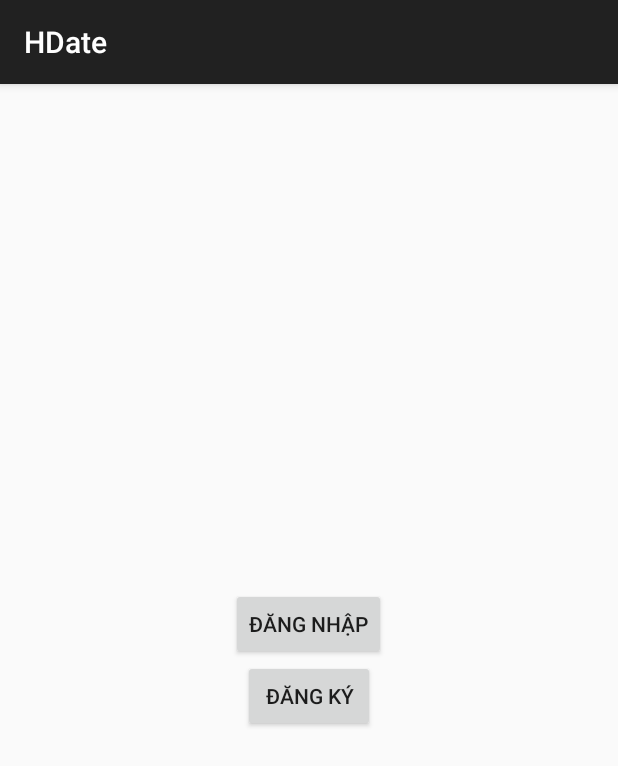
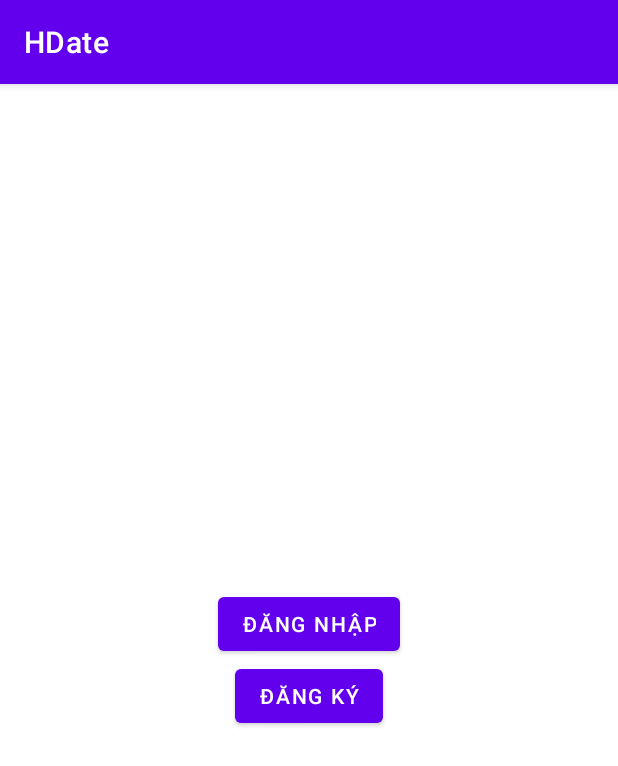
Before and after one commit to Quak3zzz/HDate, an Android app built with Jetpack Compose: the screen it shows after launch (ChoiceActivity), on a phone screen of 412 x 824 dp. Shown: the top 766 px of the screen. Run offline under Robolectric (Android 15) with nearby library versions, the phone set to English and light mode, and no system bars.

Commit message:
lai sua them nua

```diff
--- a/app/build.gradle.kts
+++ b/app/build.gradle.kts
@@ -53,6 +53,8 @@ android {
 }
 
 dependencies {
+    implementation("com.google.android.material:material:1.9.0")  // Sử dụng phiên bản mới nhất
+    implementation("androidx.core:core-splashscreen:1.0.1") // Sử dụng phiên bản mới nhất
     implementation(platform("com.google.firebase:firebase-bom:33.1.0"))
     implementation("com.google.firebase:firebase-analytics")
     implementation("com.lorentzos.swipecards:library:1.0.9")
--- /dev/null
+++ b/app/src/main/java/com/q/hdate/SplashActivity.kt
@@ -0,0 +1,18 @@
+package com.q.hdate
+
+import android.content.Intent
+import android.os.Bundle
+import android.os.Handler
+import android.os.Looper
+import androidx.appcompat.app.AppCompatActivity
+
+class SplashActivity : AppCompatActivity() {
+    override fun onCreate(savedInstanceState: Bundle?) {
+        super.onCreate(savedInstanceState)
+
+        Handler(Looper.getMainLooper()).postDelayed({
+            startActivity(Intent(this, ChoiceActivity::class.java)) // Chuyển đến ChoiceActivity hoặc MainActivity
+            finish()
+        }, 2000) // Thời gian chờ 2 giây
+    }
+}
--- /dev/null
+++ b/app/src/main/res/drawable/splash_screen.xml
@@ -0,0 +1,7 @@
+<?xml version="1.0" encoding="utf-8"?>
+<layer-list xmlns:android="http://schemas.android.com/apk/res/android">
+    <item android:drawable="@color/splash_background"/> <item>
+    <bitmap
+        android:gravity="center"
+        android:src="@drawable/a5"/> </item>
+</layer-list>
--- a/app/src/main/res/values/colors.xml
+++ b/app/src/main/res/values/colors.xml
@@ -7,4 +7,5 @@
     <color name="teal_700">#FF018786</color>
     <color name="black">#FF000000</color>
     <color name="white">#FFFFFFFF</color>
+    <color name="splash_background">#FFC0CB</color>
 </resources>
--- a/app/src/main/res/values/themes.xml
+++ b/app/src/main/res/values/themes.xml
@@ -1,6 +1,18 @@
 <?xml version="1.0" encoding="utf-8"?>
 <resources>
 
-    <style name="Theme.HDate" parent="Theme.AppCompat.Light.DarkActionBar">
+    <style name="Theme.HDate" parent="Theme.MaterialComponents.DayNight.DarkActionBar">
+        <item name="colorPrimary">@color/purple_500</item>
+        <item name="colorPrimaryVariant">@color/purple_700</item>
+        <item name="colorOnPrimary">@color/white</item>
+        <item name="colorSecondary">@color/teal_200</item>
+        <item name="colorSecondaryVariant">@color/teal_700</item>
+        <item name="colorOnSecondary">@color/black</item>
+        <item name="android:statusBarColor">?attr/colorPrimaryVariant</item>
     </style>
+
+    <style name="Theme.App.Starting" parent="Theme.SplashScreen">
+        <item name="windowSplashScreenBackground">@color/splash_background</item>
+        <item name="windowSplashScreenAnimatedIcon">@drawable/splash_screen</item>
+        <item name="postSplashScreenTheme">@style/Theme.HDate</item> </style>
 </resources>
```
Also changed, not shown: app/src/main/AndroidManifest.xml (+21 -8 lines).
